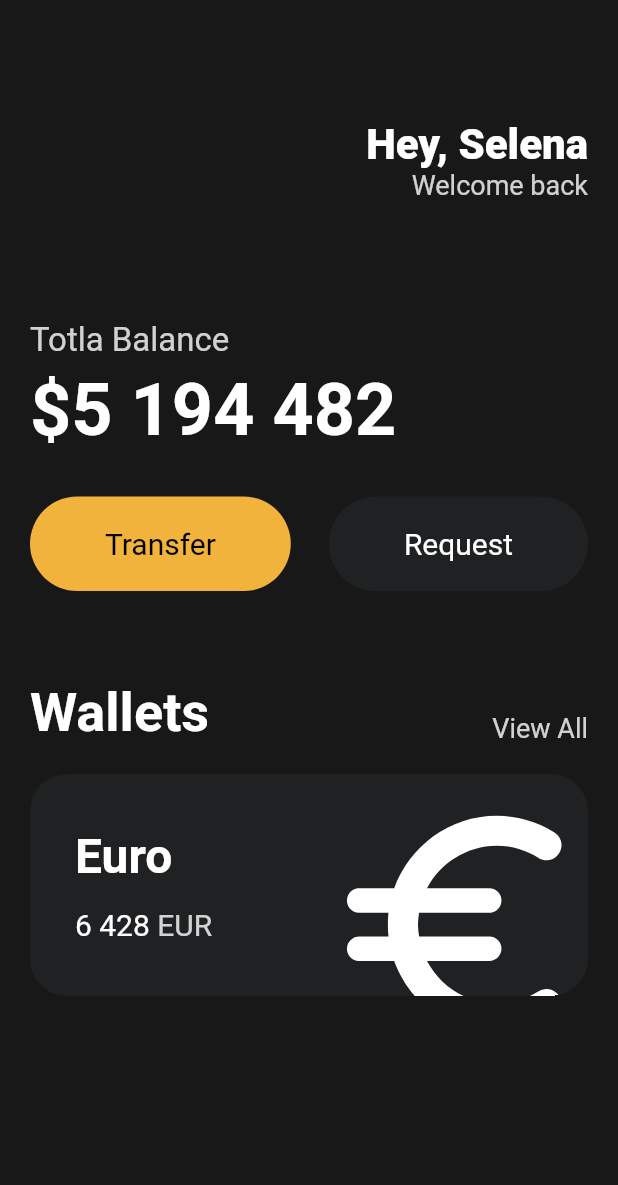
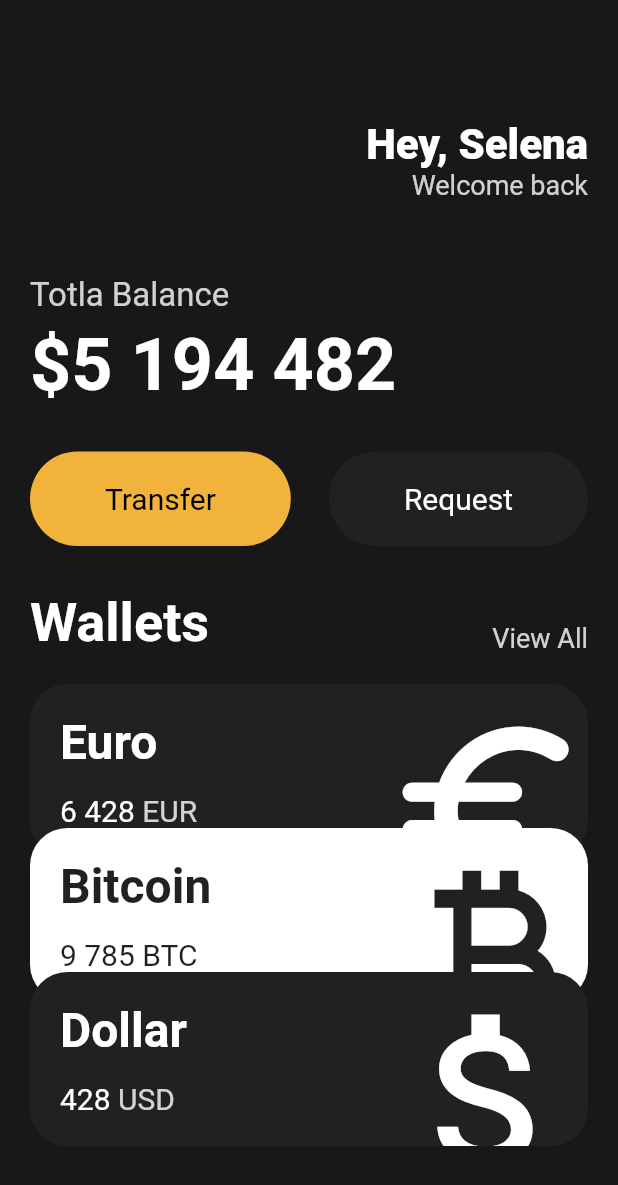
Before and after one commit to jangjo123/Flutter, a Flutter app: the screen it shows after launch, on a phone screen of 412 x 824 dp. Shown: the top 1185 px of the screen. Run offline on Flutter 3.47's test engine with Material 2 defaults, Android fonts, the phone set to English and light mode, and no system bars.

Commit message:
Reusable Cards

```diff
--- a/toonflix/lib/main.dart
+++ b/toonflix/lib/main.dart
@@ -1,5 +1,6 @@
 import 'package:flutter/material.dart';
 import 'package:toonflix/widgets/Button.dart';
+import 'package:toonflix/widgets/currency_card.dart';
 
 class Player {
   String? name;
@@ -21,7 +22,8 @@ class App extends StatelessWidget {
     return MaterialApp(
       home: Scaffold(
         backgroundColor: const Color(0xFF181818),
-        body: Padding(
+        body: SingleChildScrollView(
+          child: Padding(
             padding: const EdgeInsets.symmetric(horizontal: 20),
             child: Column(
               crossAxisAlignment: CrossAxisAlignment.start,
@@ -55,7 +57,7 @@ class App extends StatelessWidget {
                   ],
                 ),
                 const SizedBox(
-                height: 80,
+                  height: 50,
                 ),
                 Text(
                   "Totla Balance",
@@ -94,7 +96,7 @@ class App extends StatelessWidget {
                   ],
                 ),
                 const SizedBox(
-                height: 60,
+                  height: 30,
                 ),
                 Row(
                   crossAxisAlignment: CrossAxisAlignment.end,
@@ -120,73 +122,38 @@ class App extends StatelessWidget {
                 const SizedBox(
                   height: 20,
                 ),
-              Container(
-                clipBehavior: Clip.hardEdge,
-                decoration: BoxDecoration(
-                  color: const Color(0xFF1F2123),
-                  borderRadius: BorderRadius.circular(25),
+                const CurrencyCard(
+                  name: "Euro",
+                  code: "EUR",
+                  amount: "6 428",
+                  icon: Icons.euro_rounded,
+                  isInverted: false,
                 ),
-                child: Padding(
-                  padding: const EdgeInsets.all(30),
-                  child: Row(
-                    mainAxisAlignment: MainAxisAlignment.spaceBetween,
-                    children: [
-                      Column(
-                        crossAxisAlignment: CrossAxisAlignment.start,
-                        children: [
-                          const Text(
-                            "Euro",
-                            style: TextStyle(
-                              color: Colors.white,
-                              fontSize: 32,
-                              fontWeight: FontWeight.w600,
+                Transform.translate(
+                  offset: const Offset(0, -20),
+                  child: const CurrencyCard(
+                    name: "Bitcoin",
+                    code: "BTC",
+                    amount: "9 785",
+                    icon: Icons.currency_bitcoin,
+                    isInverted: true,
                   ),
                 ),
-                          const SizedBox(
-                            height: 15,
-                          ),
-                          Row(
-                            children: [
-                              const Text(
-                                "6 428",
-                                style: TextStyle(
-                                  color: Colors.white,
-                                  fontSize: 20,
-                                ),
-                              ),
-                              const SizedBox(
-                                width: 5,
-                              ),
-                              Text(
-                                "EUR",
-                                style: TextStyle(
-                                  color: Colors.white.withOpacity(0.8),
-                                  fontSize: 20,
-                                ),
-                              ),
-                            ],
-                          ),
-                        ],
-                      ),
-                      Transform.scale(
-                        scale: 2.2,
-                        child: Transform.translate(
-                          offset: const Offset(-5, 12),
-                          child: const Icon(
-                            Icons.euro_rounded,
-                            color: Colors.white,
-                            size: 88,
-                          ),
-                        ),
-                      )
-                    ],
-                  ),
+                Transform.translate(
+                  offset: const Offset(0, -40),
+                  child: const CurrencyCard(
+                    name: "Dollar",
+                    code: "USD",
+                    amount: "428",
+                    icon: Icons.attach_money_outlined,
+                    isInverted: false,
                   ),
                 ),
               ],
             ),
           ),
         ),
+      ),
     );
   }
 }
--- /dev/null
+++ b/toonflix/lib/widgets/currency_card.dart
@@ -0,0 +1,86 @@
+import 'package:flutter/material.dart';
+
+class CurrencyCard extends StatelessWidget {
+  final String name, code, amount;
+  final IconData icon;
+  final bool isInverted;
+
+  final _blackColor = const Color(0xFF1F2123);
+
+  const CurrencyCard({
+    super.key,
+    required this.name,
+    required this.code,
+    required this.amount,
+    required this.icon,
+    required this.isInverted,
+  });
+  @override
+  Widget build(BuildContext context) {
+    return Container(
+      clipBehavior: Clip.hardEdge,
+      decoration: BoxDecoration(
+        color: isInverted ? Colors.white : _blackColor,
+        borderRadius: BorderRadius.circular(25),
+      ),
+      child: Padding(
+        padding: const EdgeInsets.all(20),
+        child: Row(
+          mainAxisAlignment: MainAxisAlignment.spaceBetween,
+          children: [
+            Column(
+              crossAxisAlignment: CrossAxisAlignment.start,
+              children: [
+                Text(
+                  name,
+                  style: TextStyle(
+                    color: isInverted ? _blackColor : Colors.white,
+                    fontSize: 32,
+                    fontWeight: FontWeight.w600,
+                  ),
+                ),
+                const SizedBox(
+                  height: 15,
+                ),
+                Row(
+                  children: [
+                    Text(
+                      amount,
+                      style: TextStyle(
+                        color: isInverted ? _blackColor : Colors.white,
+                        fontSize: 20,
+                      ),
+                    ),
+                    const SizedBox(
+                      width: 5,
+                    ),
+                    Text(
+                      code,
+                      style: TextStyle(
+                        color: isInverted
+                            ? _blackColor
+                            : Colors.white.withOpacity(0.8),
+                        fontSize: 20,
+                      ),
+                    ),
+                  ],
+                ),
+              ],
+            ),
+            Transform.scale(
+              scale: 2.2,
+              child: Transform.translate(
+                offset: const Offset(-5, 12),
+                child: Icon(
+                  icon,
+                  color: isInverted ? _blackColor : Colors.white,
+                  size: 68,
+                ),
+              ),
+            )
+          ],
+        ),
+      ),
+    );
+  }
+}
```
Lines whose indentation alone changed are shown as unchanged.
